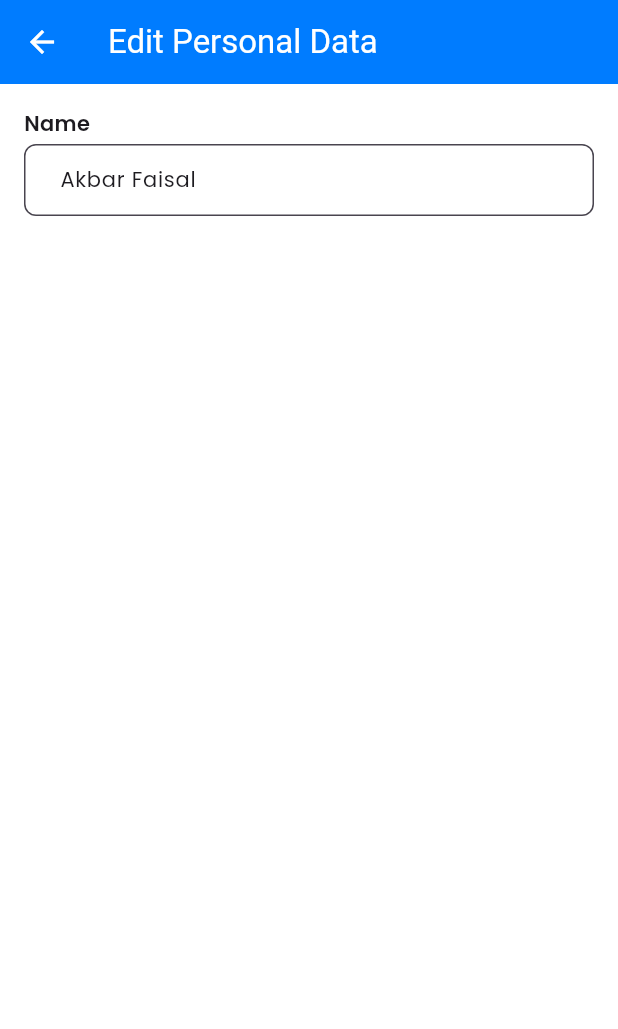
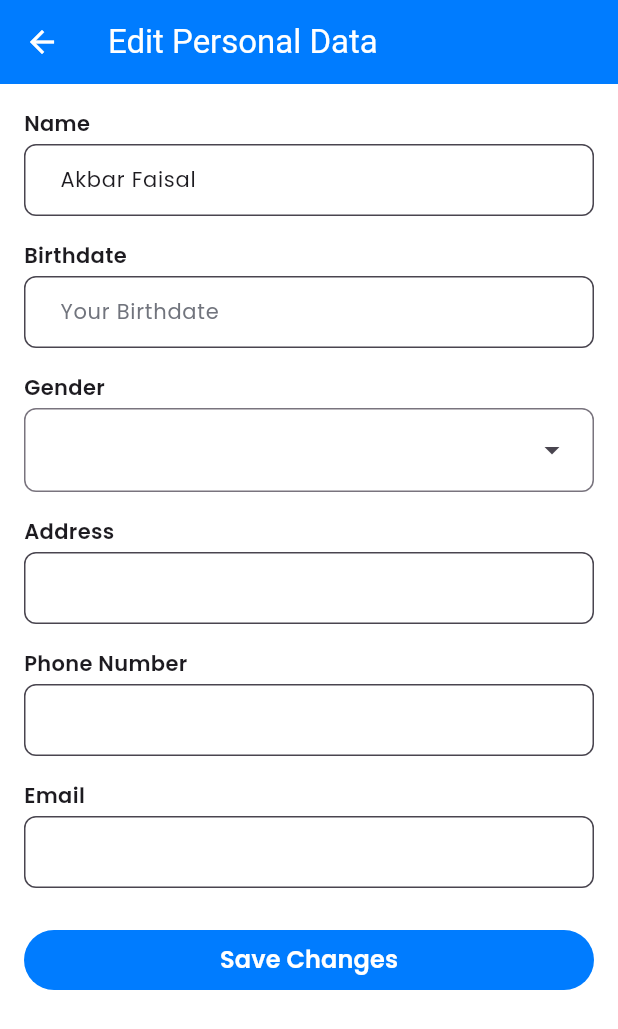
Before and after one commit to MuhammadGalangPradwita/Setoran-APP, a Flutter app: the EditPersonalDataPage screen opened directly, on a phone screen of 412 x 824 dp. Shown: the top 1029 px of the screen. Run offline on Flutter 3.47's test engine with Material 3 defaults, Android fonts, the phone set to English and light mode, and no system bars; our stand-ins replace awesome_dialog, flutter_local_notifications, font_awesome_flutter, gap, google_fonts, persistent_bottom_nav_bar and 2 more.

Commit message:
edit personal data page

```diff
--- a/tubes_mobpro/lib/tubes/pages/edit_personal_data_page.dart
+++ b/tubes_mobpro/lib/tubes/pages/edit_personal_data_page.dart
@@ -1,5 +1,8 @@
 import 'package:flutter/material.dart';
+import 'package:gap/gap.dart';
 import 'package:tubes_mobpro/tubes/themes/app_theme.dart';
+import 'package:tubes_mobpro/tubes/widgets/button_widgets.dart';
+import 'package:tubes_mobpro/tubes/widgets/dropdownField_widget.dart';
 import 'package:tubes_mobpro/tubes/widgets/textField_widget.dart';
 
 class EditPersonalDataPage extends StatefulWidget {
@@ -12,6 +15,10 @@ class EditPersonalDataPage extends StatefulWidget {
 class _EditPersonalDataPageState extends State<EditPersonalDataPage> {
   final _formKey = GlobalKey<FormState>();
   late TextEditingController _nameController;
+  List<Map<String, String>> genderOptions = [
+    {"id": "male", "display": "Male"},
+    {"id": "female", "display": "Female"},
+  ];
 
   @override
   void initState() {
@@ -35,7 +42,8 @@ class _EditPersonalDataPageState extends State<EditPersonalDataPage> {
         backgroundColor: AppColors.B400,
         foregroundColor: AppColors.N0,
       ),
-      body: Container(
+      body: SingleChildScrollView(
+        child: Container(
           padding: const EdgeInsets.all(16),
           child: Form(
               key: _formKey,
@@ -46,8 +54,44 @@ class _EditPersonalDataPageState extends State<EditPersonalDataPage> {
                     label: "Name",
                     hintText: "Name",
                   ),
+                  const Gap(16),
+                  TextfieldWidget(
+                    label: "Birthdate",
+                    hintText: 'Your Birthdate',
+                  ),
+                  const Gap(16),
+                  DropdownMenuWidget(
+                    width: double.infinity,
+                    label: "Gender",
+                    options: genderOptions,
+                    optionLabel: (option) => option["display"]!,
+                  ),
+                  const Gap(16),
+                  TextfieldWidget(
+                    label: "Address",
+                    maxLines: 5,
+                  ),
+                  const Gap(16),
+                  TextfieldWidget(
+                    label: "Phone Number",
+                    keyboardType: TextInputType.number,
+                  ),
+                  const Gap(16),
+                  TextfieldWidget(
+                    label: "Email",
+                    keyboardType: TextInputType.emailAddress,
+                  ),
+                  const Gap(24),
+                  Row(
+                    children: [
+                      Expanded(
+                          child: ButtonWidget.primary(
+                              label: "Save Changes", press: () {}))
+                    ],
+                  )
                 ],
               )),
+        ),
       ),
     );
   }
--- a/tubes_mobpro/lib/tubes/pages/edit_profile.dart
+++ b/tubes_mobpro/lib/tubes/pages/edit_profile.dart
@@ -1,5 +1,6 @@
 import 'package:flutter/material.dart';
 import 'package:gap/gap.dart';
+import 'package:tubes_mobpro/tubes/pages/edit_id_data_page.dart';
 import 'package:tubes_mobpro/tubes/pages/edit_personal_data_page.dart';
 import 'package:tubes_mobpro/tubes/themes/app_theme.dart';
 
@@ -205,7 +206,12 @@ class _EditProfilePageState extends State<EditProfilePage> {
                   style: AppTextStyle.body2SemiBold,
                 ),
                 InkWell(
-                  onTap: () {},
+                  onTap: () {
+                    Navigator.push(
+                        context,
+                        MaterialPageRoute(
+                            builder: (context) => const EditIDDataPage()));
+                  },
                   child: Text(
                     "Edit",
                     style: AppTextStyle.body2SemiBold
```
Lines whose indentation alone changed are shown as unchanged.
